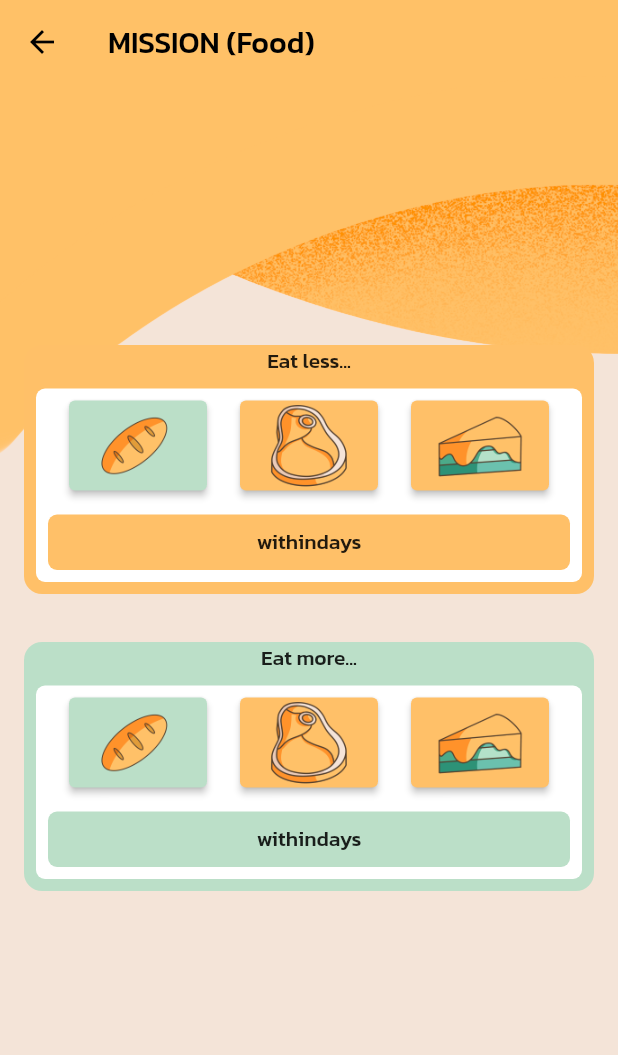
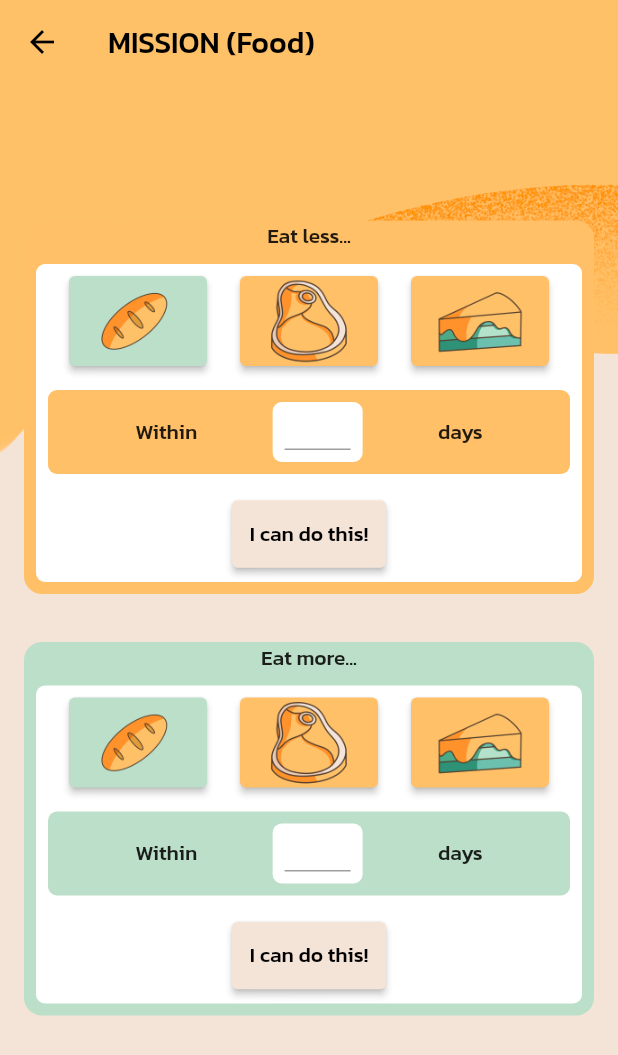
Before and after one commit to Food-Busters/food_busters, a Flutter app: the NewMissionPage screen opened directly, on a phone screen of 412 x 824 dp. Shown: the top 1055 px of the screen. Run offline on Flutter 3.47's test engine with Material 2 defaults, Android fonts, the phone set to English and light mode, and no system bars; our stand-ins replace camera, flutter_toggle_tab, form_field_validator, package_info_plus, pie_chart, table_calendar; generated files the repository leaves out were written again.

Commit message:
New mission done(?)

```diff
--- a/lib/l10n/app_en.arb
+++ b/lib/l10n/app_en.arb
@@ -97,6 +97,10 @@
     "hard_missions_desc": "Attempt hard missions to get more awesome prices!",
     "eat_less": "Eat less...",
     "eat_more": "Eat more...",
+    "within": "Within",
+    "days": "days",
+    "i_can_do_this": "I can do this!",
+    "challenge_accepted": "Challenge Accepted!",
     "no_data_this_day": "No Data found for this day",
     "recorded_menu": "Recorded Menu",
     "breakfast": "Breakfast",
--- a/lib/l10n/app_th.arb
+++ b/lib/l10n/app_th.arb
@@ -99,6 +99,9 @@
     "hard_missions_desc": "ลองทำภารกิจที่ยากๆ เพื่อให้ได้ราคาที่คุ้มค่า!",
     "eat_less": "กินสิ่งนี้ให้น้อยลง",
     "eat_more": "กินสิ่งนี้ให้มากขึ้น",
+    "within": "ภายใน",
+    "days": "วัน",
+    "i_can_do_this": "ฉันทำได้!",
     "no_data_this_day": "ไม่พบข้อมูลของวันนี้",
     "recorded_menu": "เมนูที่บันทึกไว้",
     "breakfast": "อาหารเช้า",
--- a/lib/views/mission/new_mission.dart
+++ b/lib/views/mission/new_mission.dart
@@ -44,20 +44,24 @@ class _NewMissionPageState extends State<NewMissionPage> {
       body: Stack(
         children: [
           bgImage("clouds/top_orange.png"),
-          Column(
+          Center(
+            child: SingleChildScrollView(
+              child: Column(
                 mainAxisAlignment: MainAxisAlignment.center,
                 children: [
                   missionBlock(text, text.eat_less, lightOrange),
                   missionBlock(text, text.eat_more, lightGreen),
                 ],
               ),
+            ),
+          ),
         ],
       ),
     );
   }
 
-  Widget missionBlock(AppLocalizations text, String title, Color color) =>
-      Padding(
+  Widget missionBlock(AppLocalizations text, String title, Color color) {
+    return Padding(
       padding: const EdgeInsets.all(16.0),
       child: Container(
         decoration: BoxDecoration(
@@ -90,13 +94,54 @@ class _NewMissionPageState extends State<NewMissionPage> {
                         child: Padding(
                           padding: const EdgeInsets.all(8.0),
                           child: Row(
-                              mainAxisAlignment: MainAxisAlignment.center,
-                              children: const [
-                                Text("within"),
-                                Text("days"),
+                            mainAxisAlignment: MainAxisAlignment.spaceEvenly,
+                            children: [
+                              Text(text.within),
+                              Container(
+                                width: 60,
+                                height: 40,
+                                decoration: BoxDecoration(
+                                  color: Colors.white,
+                                  borderRadius: BorderRadius.circular(6),
+                                ),
+                                child: const Padding(
+                                  padding: EdgeInsets.all(8.0),
+                                  child: TextField(
+                                    textAlign: TextAlign.center,
+                                  ),
+                                ),
+                              ),
+                              Text(text.days),
                             ],
                           ),
                         ),
+                      ),
+                    ),
+                    Padding(
+                      padding: const EdgeInsets.all(8.0),
+                      child: ElevatedButton(
+                        onPressed: () {
+                          showDialog(
+                            context: context,
+                            builder: (context) => AlertDialog(
+                              title: Text(text.challenge_accepted),
+                              backgroundColor: lightGreen,
+                              actions: [
+                                TextButton(
+                                  onPressed: () {
+                                    Navigator.of(context).pop();
+                                  },
+                                  child: Text(
+                                    text.window_close,
+                                    style: const TextStyle(color: Colors.black),
+                                  ),
+                                )
+                              ],
+                            ),
+                          );
+                        },
+                        child: Text(text.i_can_do_this),
+                        style: tanBtn,
                       ),
                     ),
                   ],
@@ -107,6 +152,7 @@ class _NewMissionPageState extends State<NewMissionPage> {
         ),
       ),
     );
+  }
 
   Widget missionButtons() => Row(
         mainAxisAlignment: MainAxisAlignment.spaceEvenly,
--- a/pubspec.yaml
+++ b/pubspec.yaml
@@ -15,7 +15,7 @@ publish_to: "none" # Remove this line if you wish to publish to pub.dev
 # In iOS, build-name is used as CFBundleShortVersionString while build-number used as CFBundleVersion.
 # Read more about iOS versioning at
 # https://developer.apple.com/library/archive/documentation/General/Reference/InfoPlistKeyReference/Articles/CoreFoundationKeys.html
-version: 1.0.264+2640000
+version: 1.0.267+2670000
 
 environment:
   sdk: ">=2.12.0 <3.0.0"
```
Lines whose indentation alone changed are shown as unchanged.
